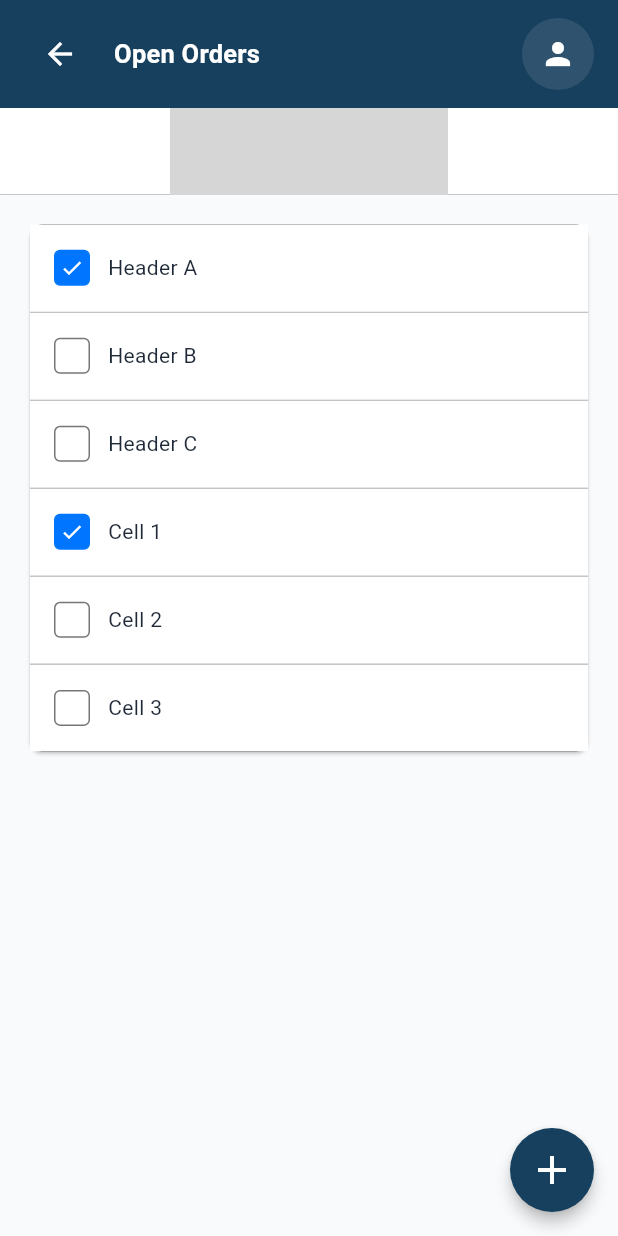
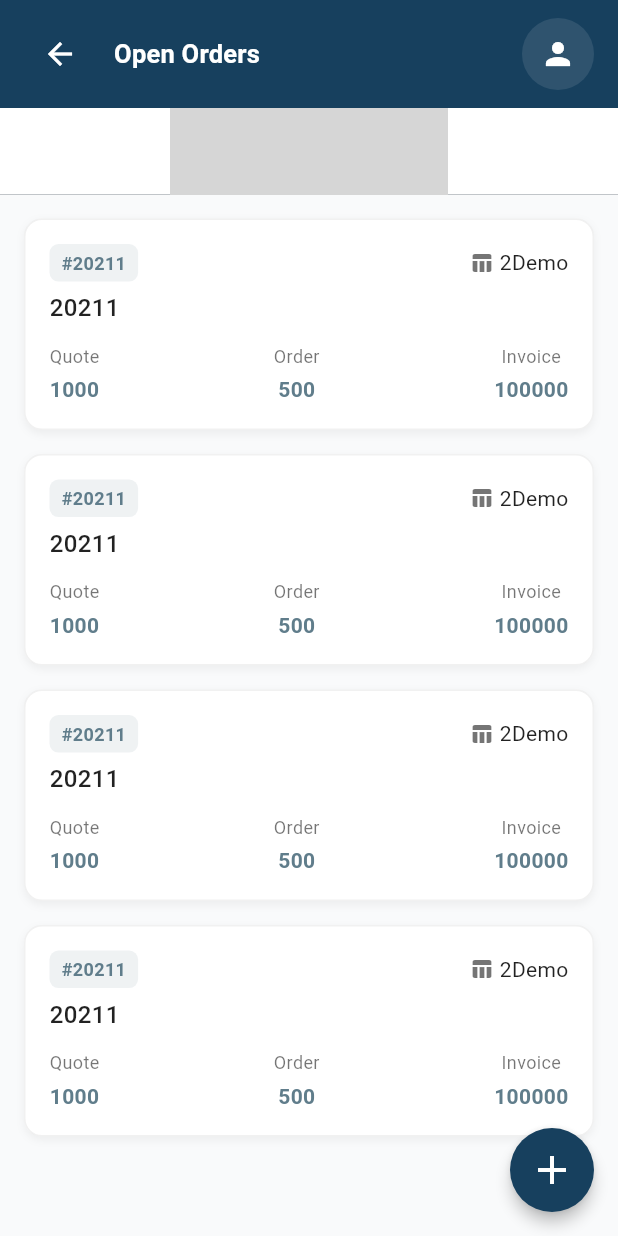
Before and after one commit to AliRaouf/Revival, a Flutter app: the OpenOrdersScreen screen opened directly, on a phone screen of 412 x 824 dp. Run offline on Flutter 3.47's test engine with Material 3 defaults, Android fonts, the phone set to English and light mode, and no system bars; network calls fail; grey boxes are pictures that could not be loaded.

Commit message:
Abouzaid: Adding the orders design in Open Orders page

```diff
--- a/lib/features/order/presentation/views/open_orders.dart
+++ b/lib/features/order/presentation/views/open_orders.dart
@@ -1,5 +1,6 @@
 import 'package:flutter/material.dart';
 import 'package:revival/features/order/presentation/views/new_orders.dart';
+import 'package:revival/features/order/presentation/views/single_order.dart';
 
 class OpenOrdersScreen extends StatelessWidget {
   const OpenOrdersScreen({super.key});
@@ -106,98 +107,39 @@ class OpenOrdersScreen extends StatelessWidget {
           return ListView(
             padding: EdgeInsets.all(padding),
             children: [
-              Card(
-                shape: RoundedRectangleBorder(
-                  borderRadius: BorderRadius.circular(8),
-                ),
-                elevation: 1,
-                child: Column(
-                  children: [
-                    _buildCheckboxListItem(
-                      context,
-                      'Header A',
-                      isChecked: true,
-                    ),
-                    _buildDivider(),
-                    _buildCheckboxListItem(
-                      context,
-                      'Header B',
-                      isChecked: false,
-                    ),
-                    _buildDivider(),
-                    _buildCheckboxListItem(
-                      context,
-                      'Header C',
-                      isChecked: false,
-                    ),
-                    _buildDivider(),
-                    _buildCheckboxListItem(context, 'Cell 1', isChecked: true),
-                    _buildDivider(),
-                    _buildCheckboxListItem(context, 'Cell 2', isChecked: false),
-                    _buildDivider(),
-                    _buildCheckboxListItem(context, 'Cell 3', isChecked: false),
-                  ],
-                ),
+              OrderSummaryWidget(
+                invoice: "100000",
+                order: "500",
+                orderCode: "20211",
+                quote: "1000",
+                customerName: "Ahmed Khaled",
+              ),
+              OrderSummaryWidget(
+                invoice: "100000",
+                order: "500",
+                orderCode: "20211",
+                quote: "1000",
+                customerName: "Ahmed Khaled",
+              ),
+              OrderSummaryWidget(
+                invoice: "100000",
+                order: "500",
+                orderCode: "20211",
+                quote: "1000",
+                customerName: "Ahmed Khaled",
+              ),
+              OrderSummaryWidget(
+                invoice: "100000",
+                order: "500",
+                orderCode: "20211",
+                quote: "1000",
+                customerName: "Ahmed Khaled",
               ),
             ],
           );
         },
       ),
     );
-  }
-
-  Widget _buildCheckboxListItem(
-    BuildContext context,
-    String title, {
-    bool isChecked = false,
-  }) {
-    final textScale = MediaQuery.of(context).textScaleFactor;
-    return Container(
-      color: Colors.white,
-      height: MediaQuery.of(context).size.height * 0.07,
-      child: Padding(
-        padding: const EdgeInsets.symmetric(horizontal: 16),
-        child: Row(
-          children: [
-            _buildCheckbox(isChecked),
-            const SizedBox(width: 12),
-            Expanded(
-              child: Text(
-                title,
-                style: Theme.of(context).textTheme.bodyMedium?.copyWith(
-                  fontSize: 14 * textScale,
-                  color: const Color(0xFF1F2937),
-                  fontWeight: FontWeight.w400,
-                ),
-              ),
-            ),
-          ],
-        ),
-      ),
-    );
-  }
-
-  Widget _buildCheckbox(bool isChecked) {
-    return Container(
-      width: 24,
-      height: 24,
-      decoration: BoxDecoration(
-        color: isChecked ? const Color(0xFF0075FF) : Colors.white,
-        borderRadius: BorderRadius.circular(4),
-        border: Border.all(
-          color: isChecked ? const Color(0xFF0075FF) : const Color(0xFF767676),
-          width: 1,
-        ),
-      ),
-      child:
-          isChecked
-              ? const Icon(Icons.check, size: 16, color: Colors.white)
-              : null,
-    );
-  }
-
-  Widget _buildDivider() {
-    return const Divider(height: 1, thickness: 1, color: Color(0xFFF3F4F6));
   }
 
   Widget _buildFloatingActionButton(BuildContext context) {
--- /dev/null
+++ b/lib/features/order/presentation/views/single_order.dart
@@ -0,0 +1,113 @@
+import 'package:flutter/material.dart';
+
+class OrderSummaryWidget extends StatelessWidget {
+  final String orderCode;
+  final String customerName;
+  final String quote;
+  final String order;
+  final String invoice;
+
+  const OrderSummaryWidget({
+    super.key,
+    required this.orderCode,
+    required this.customerName,
+    required this.quote,
+    required this.order,
+    required this.invoice,
+  });
+
+  @override
+  Widget build(BuildContext context) {
+    const mainColor = Color(0xFF607D8B); // blue-gray
+
+    return Container(
+      margin: const EdgeInsets.only(bottom: 16),
+      padding: const EdgeInsets.all(16),
+      decoration: BoxDecoration(
+        color: Colors.white,
+        borderRadius: BorderRadius.circular(12),
+        boxShadow: [
+          BoxShadow(
+            color: Colors.black.withOpacity(0.05),
+            blurRadius: 4,
+            offset: const Offset(0, 2),
+          ),
+        ],
+        border: Border.all(color: Colors.grey.withOpacity(0.15)),
+      ),
+      child: Column(
+        crossAxisAlignment: CrossAxisAlignment.start,
+        children: [
+          /// Top row with badge and customer name
+          Row(
+            mainAxisAlignment: MainAxisAlignment.spaceBetween,
+            children: [
+              Container(
+                padding: const EdgeInsets.symmetric(horizontal: 8, vertical: 4),
+                decoration: BoxDecoration(
+                  color: mainColor.withOpacity(0.1),
+                  borderRadius: BorderRadius.circular(6),
+                ),
+                child: Text(
+                  '#$orderCode',
+                  style: TextStyle(
+                    color: mainColor,
+                    fontWeight: FontWeight.bold,
+                    fontSize: 12,
+                  ),
+                ),
+              ),
+              Row(
+                children: const [
+                  Icon(Icons.table_chart, size: 16, color: Colors.black54),
+                  SizedBox(width: 4),
+                  Text('2Demo', style: TextStyle(color: Colors.black87)),
+                ],
+              ),
+            ],
+          ),
+          const SizedBox(height: 6),
+          Text(
+            orderCode,
+            style: const TextStyle(
+              fontSize: 16,
+              fontWeight: FontWeight.w500,
+              color: Colors.black87,
+            ),
+          ),
+          const SizedBox(height: 12),
+
+          /// Bottom row with Quote / Order / Invoice
+          Row(
+            mainAxisAlignment: MainAxisAlignment.spaceBetween,
+            children: [
+              _buildAmountColumn('Quote', quote, mainColor),
+              _buildAmountColumn('Order', order, mainColor),
+              _buildAmountColumn('Invoice', invoice, mainColor),
+            ],
+          ),
+        ],
+      ),
+    );
+  }
+
+  Widget _buildAmountColumn(String label, String value, Color color) {
+    return Column(
+      children: [
+        Text(
+          label,
+          style: const TextStyle(fontSize: 12, color: Colors.black54),
+        ),
+        const SizedBox(height: 4),
+        Text(
+          value,
+          style: TextStyle(
+            fontSize: 14,
+            fontWeight: FontWeight.bold,
+            color: color,
+          ),
+        ),
+      ],
+    );
+  }
+}
```
